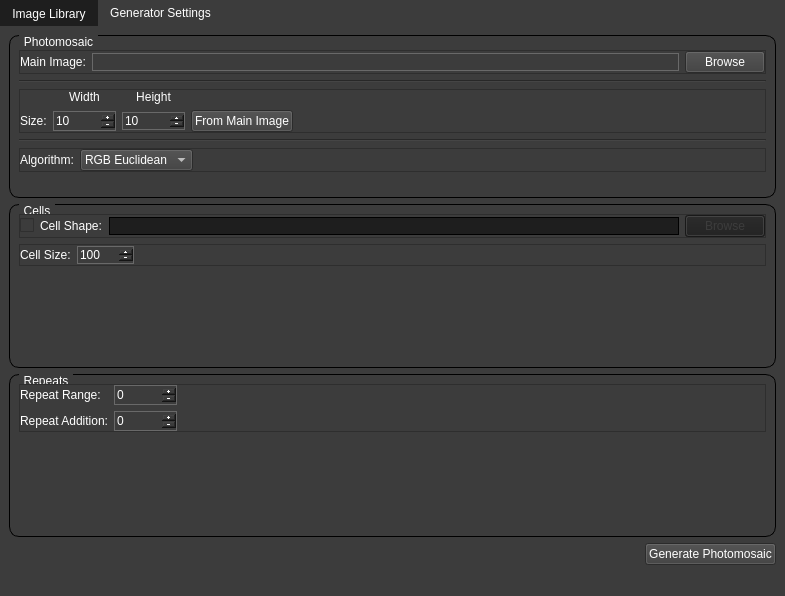
The window that mainwindow.ui (MorganGrundy/MosaicMagnifique) describes before a commit, drawn with Qt 5.
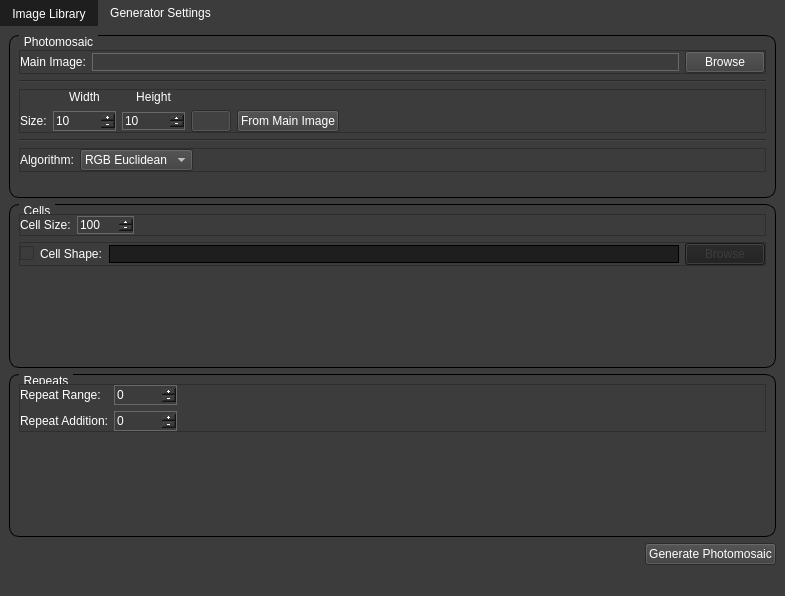
The same window after the commit. Icons and pictures are not drawn.

Commit message: Added a link button for Photomosaic size (for keeping aspect ratio)

Patch:
```diff
--- a/mainwindow.ui
+++ b/mainwindow.ui
@@ -470,6 +470,101 @@
               <property name="spacing">
                <number>6</number>
               </property>
+              <item row="1" column="0">
+               <widget class="QLabel" name="label_3">
+                <property name="sizePolicy">
+                 <sizepolicy hsizetype="Fixed" vsizetype="Fixed">
+                  <horstretch>0</horstretch>
+                  <verstretch>0</verstretch>
+                 </sizepolicy>
+                </property>
+                <property name="text">
+                 <string>Size:</string>
+                </property>
+               </widget>
+              </item>
+              <item row="1" column="4">
+               <widget class="QPushButton" name="buttonPhotomosaicSize">
+                <property name="text">
+                 <string>From Main Image</string>
+                </property>
+               </widget>
+              </item>
+              <item row="1" column="3">
+               <widget class="QPushButton" name="buttonPhotomosaicSizeLink">
+                <property name="text">
+                 <string/>
+                </property>
+                <property name="icon">
+                 <iconset resource="ui.qrc">
+                  <normaloff>:/img/LinkIcon.png</normaloff>:/img/LinkIcon.png</iconset>
+                </property>
+                <property name="checkable">
+                 <bool>true</bool>
+                </property>
+                <property name="checked">
+                 <bool>true</bool>
+                </property>
+               </widget>
+              </item>
+              <item row="0" column="2">
+               <widget class="QLabel" name="label_5">
+                <property name="sizePolicy">
+                 <sizepolicy hsizetype="Minimum" vsizetype="Fixed">
+                  <horstretch>0</horstretch>
+                  <verstretch>0</verstretch>
+                 </sizepolicy>
+                </property>
+                <property name="text">
+                 <string>Height</string>
+                </property>
+                <property name="alignment">
+                 <set>Qt::AlignCenter</set>
+                </property>
+               </widget>
+              </item>
+              <item row="1" column="1">
+               <widget class="QSpinBox" name="spinPhotomosaicWidth">
+                <property name="sizePolicy">
+                 <sizepolicy hsizetype="Preferred" vsizetype="Fixed">
+                  <horstretch>0</horstretch>
+                  <verstretch>0</verstretch>
+                 </sizepolicy>
+                </property>
+                <property name="minimumSize">
+                 <size>
+                  <width>0</width>
+                  <height>20</height>
+                 </size>
+                </property>
+                <property name="styleSheet">
+                 <string notr="true">QSpinBox {
+border: 1px solid dimgray;
+}</string>
+                </property>
+                <property name="buttonSymbols">
+                 <enum>QAbstractSpinBox::PlusMinus</enum>
+                </property>
+                <property name="specialValueText">
+                 <string/>
+                </property>
+                <property name="showGroupSeparator" stdset="0">
+                 <bool>false</bool>
+                </property>
+                <property name="suffix">
+                 <string/>
+                </property>
+                <property name="prefix">
+                 <string/>
+                </property>
+                <property name="minimum">
+                 <number>10</number>
+                </property>
+                <property name="maximum">
+                 <number>100000</number>
+                </property>
+               </widget>
+              </item>
               <item row="0" column="1">
                <widget class="QLabel" name="label_4">
                 <property name="sizePolicy">
@@ -513,7 +608,7 @@
                 </property>
                </widget>
               </item>
-              <item row="1" column="4">
+              <item row="1" column="5">
                <spacer name="horizontalSpacer_3">
                 <property name="orientation">
                  <enum>Qt::Horizontal</enum>
@@ -526,84 +621,6 @@
                 </property>
                </spacer>
               </item>
-              <item row="1" column="1">
-               <widget class="QSpinBox" name="spinPhotomosaicWidth">
-                <property name="sizePolicy">
-                 <sizepolicy hsizetype="Preferred" vsizetype="Fixed">
-                  <horstretch>0</horstretch>
-                  <verstretch>0</verstretch>
-                 </sizepolicy>
-                </property>
-                <property name="minimumSize">
-                 <size>
-                  <width>0</width>
-                  <height>20</height>
-                 </size>
-                </property>
-                <property name="styleSheet">
-                 <string notr="true">QSpinBox {
-border: 1px solid dimgray;
-}</string>
-                </property>
-                <property name="buttonSymbols">
-                 <enum>QAbstractSpinBox::PlusMinus</enum>
-                </property>
-                <property name="specialValueText">
-                 <string/>
-                </property>
-                <property name="showGroupSeparator" stdset="0">
-                 <bool>false</bool>
-                </property>
-                <property name="suffix">
-                 <string/>
-                </property>
-                <property name="prefix">
-                 <string/>
-                </property>
-                <property name="minimum">
-                 <number>10</number>
-                </property>
-                <property name="maximum">
-                 <number>100000</number>
-                </property>
-               </widget>
-              </item>
-              <item row="0" column="2">
-               <widget class="QLabel" name="label_5">
-                <property name="sizePolicy">
-                 <sizepolicy hsizetype="Minimum" vsizetype="Fixed">
-                  <horstretch>0</horstretch>
-                  <verstretch>0</verstretch>
-                 </sizepolicy>
-                </property>
-                <property name="text">
-                 <string>Height</string>
-                </property>
-                <property name="alignment">
-                 <set>Qt::AlignCenter</set>
-                </property>
-               </widget>
-              </item>
-              <item row="1" column="0">
-               <widget class="QLabel" name="label_3">
-                <property name="sizePolicy">
-                 <sizepolicy hsizetype="Fixed" vsizetype="Fixed">
-                  <horstretch>0</horstretch>
-                  <verstretch>0</verstretch>
-                 </sizepolicy>
-                </property>
-                <property name="text">
-                 <string>Size:</string>
-                </property>
-               </widget>
-              </item>
-              <item row="1" column="3">
-               <widget class="QPushButton" name="buttonPhotomosaicSize">
-                <property name="text">
-                 <string>From Main Image</string>
-                </property>
-               </widget>
-              </item>
              </layout>
             </widget>
            </item>
@@ -717,6 +734,83 @@
            <string>Cells</string>
           </property>
           <layout class="QVBoxLayout" name="verticalLayout_5">
+           <item>
+            <widget class="QFrame" name="frame_6">
+             <property name="frameShape">
+              <enum>QFrame::StyledPanel</enum>
+             </property>
+             <property name="frameShadow">
+              <enum>QFrame::Raised</enum>
+             </property>
+             <layout class="QHBoxLayout" name="horizontalLayout_4">
+              <property name="leftMargin">
+               <number>0</number>
+              </property>
+              <property name="topMargin">
+               <number>0</number>
+              </property>
+              <property name="rightMargin">
+               <number>0</number>
+              </property>
+              <property name="bottomMargin">
+               <number>0</number>
+              </property>
+              <item>
+               <widget class="QLabel" name="label_9">
+                <property name="text">
+                 <string>Cell Size:</string>
+                </property>
+               </widget>
+              </item>
+              <item>
+               <widget class="QSpinBox" name="spinCellSize">
+                <property name="minimumSize">
+                 <size>
+                  <width>0</width>
+                  <height>0</height>
+                 </size>
+                </property>
+                <property name="styleSheet">
+                 <string notr="true">QSpinBox {
+border: 1px solid dimgray;
+}</string>
+                </property>
+                <property name="buttonSymbols">
+                 <enum>QAbstractSpinBox::PlusMinus</enum>
+                </property>
+                <property name="specialValueText">
+                 <string/>
+                </property>
+                <property name="suffix">
+                 <string/>
+                </property>
+                <property name="minimum">
+                 <number>10</number>
+                </property>
+                <property name="maximum">
+                 <number>10000</number>
+                </property>
+                <property name="value">
+                 <number>100</number>
+                </property>
+               </widget>
+              </item>
+              <item>
+               <spacer name="horizontalSpacer_6">
+                <property name="orientation">
+                 <enum>Qt::Horizontal</enum>
+                </property>
+                <property name="sizeHint" stdset="0">
+                 <size>
+                  <width>40</width>
+                  <height>20</height>
+                 </size>
+                </property>
+               </spacer>
+              </item>
+             </layout>
+            </widget>
+           </item>
            <item>
             <widget class="QFrame" name="frame_3">
              <property name="sizePolicy">
@@ -800,83 +894,6 @@
              </layout>
             </widget>
            </item>
-           <item>
-            <widget class="QFrame" name="frame_6">
-             <property name="frameShape">
-              <enum>QFrame::StyledPanel</enum>
-             </property>
-             <property name="frameShadow">
-              <enum>QFrame::Raised</enum>
-             </property>
-             <layout class="QHBoxLayout" name="horizontalLayout_4">
-              <property name="leftMargin">
-               <number>0</number>
-              </property>
-              <property name="topMargin">
-               <number>0</number>
-              </property>
-              <property name="rightMargin">
-               <number>0</number>
-              </property>
-              <property name="bottomMargin">
-               <number>0</number>
-              </property>
-              <item>
-               <widget class="QLabel" name="label_9">
-                <property name="text">
-                 <string>Cell Size:</string>
-                </property>
-               </widget>
-              </item>
-              <item>
-               <widget class="QSpinBox" name="spinCellSize">
-                <property name="minimumSize">
-                 <size>
-                  <width>0</width>
-                  <height>0</height>
-                 </size>
-                </property>
-                <property name="styleSheet">
-                 <string notr="true">QSpinBox {
-border: 1px solid dimgray;
-}</string>
-                </property>
-                <property name="buttonSymbols">
-                 <enum>QAbstractSpinBox::PlusMinus</enum>
-                </property>
-                <property name="specialValueText">
-                 <string/>
-                </property>
-                <property name="suffix">
-                 <string/>
-                </property>
-                <property name="minimum">
-                 <number>10</number>
-                </property>
-                <property name="maximum">
-                 <number>10000</number>
-                </property>
-                <property name="value">
-                 <number>100</number>
-                </property>
-               </widget>
-              </item>
-              <item>
-               <spacer name="horizontalSpacer_6">
-                <property name="orientation">
-                 <enum>Qt::Horizontal</enum>
-                </property>
-                <property name="sizeHint" stdset="0">
-                 <size>
-                  <width>40</width>
-                  <height>20</height>
-                 </size>
-                </property>
-               </spacer>
-              </item>
-             </layout>
-            </widget>
-           </item>
            <item>
             <spacer name="verticalSpacer_2">
              <property name="orientation">
```
Left out of the diff: 4 changed lines with no effect on the pictures. The commit also changes 6 other files.
